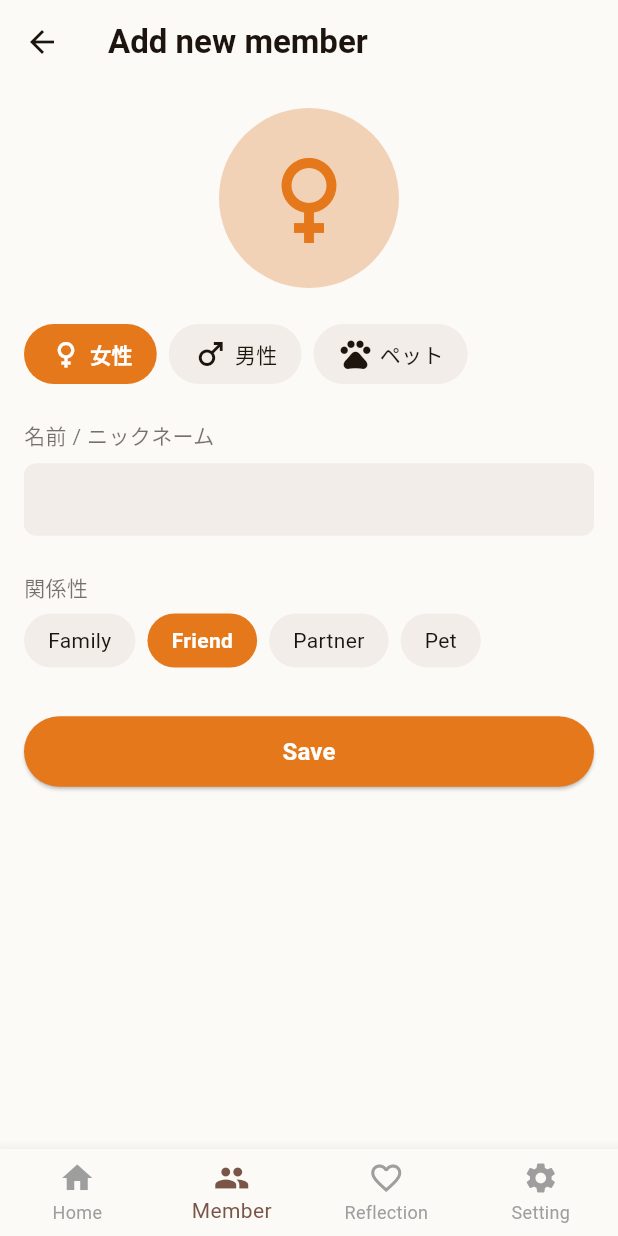
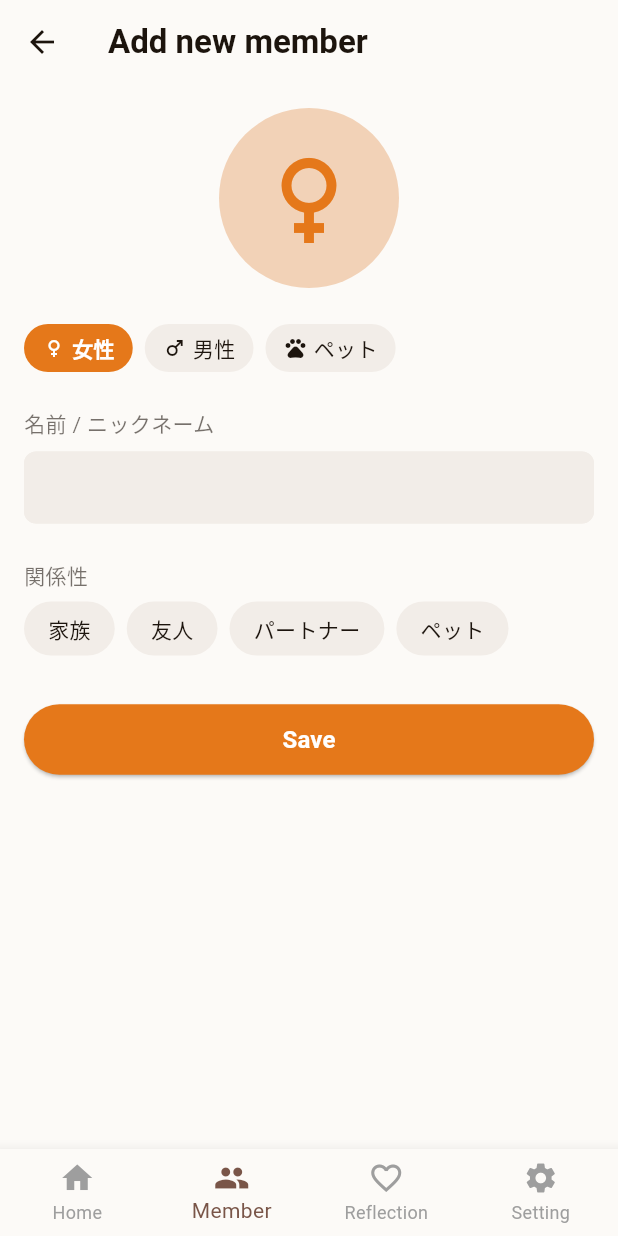
Before and after one commit to dmaruyama-51/secure-base-app-flutter, a Flutter app: the MemberAddPage screen opened by its route, on a phone screen of 412 x 824 dp. Run offline on Flutter 3.47's test engine with Material 3 defaults, Android fonts, the phone set to English and light mode, and no system bars; our stand-ins replace flutter_dotenv, go_router, supabase_flutter; accounts and stored records are empty.

Commit message:
未使用の設定を削除 & ラベルを日本語化

```diff
--- a/lib/main.dart
+++ b/lib/main.dart
@@ -44,6 +44,7 @@ class MyApp extends StatelessWidget {
             fontWeight: FontWeight.bold,
           ),
         ),
+        // ボタンデザイン
         elevatedButtonTheme: ElevatedButtonThemeData(
           style: ElevatedButton.styleFrom(
             backgroundColor: AppColors.primary,
@@ -54,6 +55,7 @@ class MyApp extends StatelessWidget {
             ),
           ),
         ),
+        // 塗りつぶしボタンデザイン
         filledButtonTheme: FilledButtonThemeData(
           style: FilledButton.styleFrom(
             shape: RoundedRectangleBorder(
@@ -61,11 +63,6 @@ class MyApp extends StatelessWidget {
             ),
           ),
         ),
-        chipTheme: ChipThemeData(
-          shape: RoundedRectangleBorder(
-            borderRadius: BorderRadius.circular(24),
-          ),
-        ),
       ),
       routerConfig: appRouter,
     );
--- a/lib/views/member_add_page.dart
+++ b/lib/views/member_add_page.dart
@@ -160,13 +160,13 @@ class _MemberAddPageState extends State<MemberAddPage> {
                   scrollDirection: Axis.horizontal,
                   child: Row(
                     children: [
-                      _buildRelationOption('Family'),
+                      _buildRelationOption('家族'),
                       const SizedBox(width: 8),
-                      _buildRelationOption('Friend'),
+                      _buildRelationOption('友人'),
                       const SizedBox(width: 8),
-                      _buildRelationOption('Partner'),
+                      _buildRelationOption('パートナー'),
                       const SizedBox(width: 8),
-                      _buildRelationOption('Pet'),
+                      _buildRelationOption('ペット'),
                     ],
                   ),
                 ),
@@ -212,18 +212,19 @@ class _MemberAddPageState extends State<MemberAddPage> {
         _viewModel.selectGender(gender);
       },
       child: Container(
-        padding: const EdgeInsets.symmetric(horizontal: 16, vertical: 8),
+        padding: const EdgeInsets.symmetric(horizontal: 12, vertical: 6),
         decoration: BoxDecoration(
           color:
               isSelected
                   ? theme.colorScheme.primary
                   : theme.colorScheme.secondary,
-          borderRadius: BorderRadius.circular(24),
+          borderRadius: BorderRadius.circular(20),
         ),
         child: Row(
           children: [
             Icon(
               _viewModel.getGenderIcon(gender),
+              size: 16,
               color:
                   isSelected
                       ? theme.colorScheme.onPrimary
@@ -238,6 +239,7 @@ class _MemberAddPageState extends State<MemberAddPage> {
                         ? theme.colorScheme.onPrimary
                         : theme.colorScheme.onSecondary,
                 fontWeight: isSelected ? FontWeight.bold : FontWeight.normal,
+                fontSize: 14,
               ),
             ),
           ],
```
